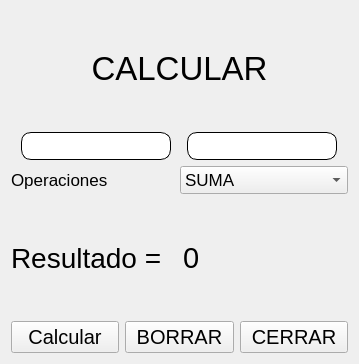
Before: the Qt Designer form ui_files/suma.ui in jrivas15/prueba, drawn with Qt 5.
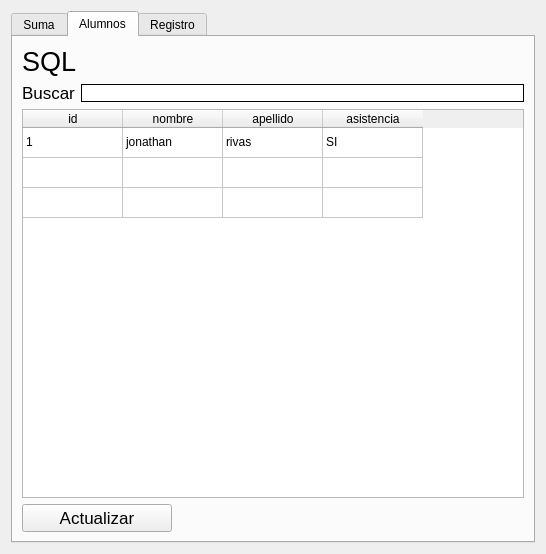
After: the same form once the commit is applied. Icons and pictures are not drawn.

Diff of the .ui file:
```diff
--- a/ui_files/suma.ui
+++ b/ui_files/suma.ui
@@ -6,8 +6,8 @@
    <rect>
     <x>0</x>
     <y>0</y>
-    <width>359</width>
-    <height>364</height>
+    <width>546</width>
+    <height>554</height>
    </rect>
   </property>
   <property name="windowTitle">
@@ -19,6 +19,16 @@
 border: 1px solid black;
 }</string>
   </property>
+  <layout class="QVBoxLayout" name="verticalLayout_2">
+   <item>
+    <widget class="QTabWidget" name="tabWidget">
+     <property name="currentIndex">
+      <number>1</number>
+     </property>
+     <widget class="QWidget" name="tab">
+      <attribute name="title">
+       <string>Suma</string>
+      </attribute>
   <layout class="QVBoxLayout" name="verticalLayout">
    <item>
     <widget class="QLabel" name="label">
@@ -225,6 +235,138 @@
       </widget>
      </item>
     </layout>
+       </item>
+      </layout>
+     </widget>
+     <widget class="QWidget" name="tab_2">
+      <attribute name="title">
+       <string>Alumnos</string>
+      </attribute>
+      <layout class="QVBoxLayout" name="verticalLayout_3">
+       <item>
+        <widget class="QLabel" name="label_4">
+         <property name="font">
+          <font>
+           <pointsize>20</pointsize>
+          </font>
+         </property>
+         <property name="text">
+          <string>SQL</string>
+         </property>
+        </widget>
+       </item>
+       <item>
+        <layout class="QHBoxLayout" name="horizontalLayout_2">
+         <item>
+          <widget class="QLabel" name="label_5">
+           <property name="font">
+            <font>
+             <pointsize>13</pointsize>
+            </font>
+           </property>
+           <property name="text">
+            <string>Buscar</string>
+           </property>
+          </widget>
+         </item>
+         <item>
+          <widget class="QLineEdit" name="buscar_line"/>
+         </item>
+        </layout>
+       </item>
+       <item>
+        <widget class="QTableWidget" name="alumnos_tableWidget">
+         <attribute name="verticalHeaderVisible">
+          <bool>false</bool>
+         </attribute>
+         <row>
+          <property name="text">
+           <string>1</string>
+          </property>
+         </row>
+         <row>
+          <property name="text">
+           <string>2</string>
+          </property>
+         </row>
+         <row>
+          <property name="text">
+           <string>3</string>
+          </property>
+         </row>
+         <column>
+          <property name="text">
+           <string>id</string>
+          </property>
+         </column>
+         <column>
+          <property name="text">
+           <string>nombre</string>
+          </property>
+         </column>
+         <column>
+          <property name="text">
+           <string>apellido</string>
+          </property>
+         </column>
+         <column>
+          <property name="text">
+           <string>asistencia</string>
+          </property>
+         </column>
+         <item row="0" column="0">
+          <property name="text">
+           <string>1</string>
+          </property>
+         </item>
+         <item row="0" column="1">
+          <property name="text">
+           <string>jonathan</string>
+          </property>
+         </item>
+         <item row="0" column="2">
+          <property name="text">
+           <string>rivas</string>
+          </property>
+         </item>
+         <item row="0" column="3">
+          <property name="text">
+           <string>SI</string>
+          </property>
+         </item>
+         <item row="1" column="1">
+          <property name="text">
+           <string/>
+          </property>
+         </item>
+        </widget>
+       </item>
+       <item>
+        <widget class="QPushButton" name="btn_actualizar">
+         <property name="maximumSize">
+          <size>
+           <width>150</width>
+           <height>100</height>
+          </size>
+         </property>
+         <property name="font">
+          <font>
+           <pointsize>13</pointsize>
+          </font>
+         </property>
+         <property name="text">
+          <string>Actualizar</string>
+         </property>
+        </widget>
+       </item>
+      </layout>
+     </widget>
+     <widget class="QWidget" name="tab_3">
+      <attribute name="title">
+       <string>Registro</string>
+      </attribute>
+     </widget>
+    </widget>
    </item>
   </layout>
  </widget>
```
Lines whose indentation alone changed are shown as unchanged.
